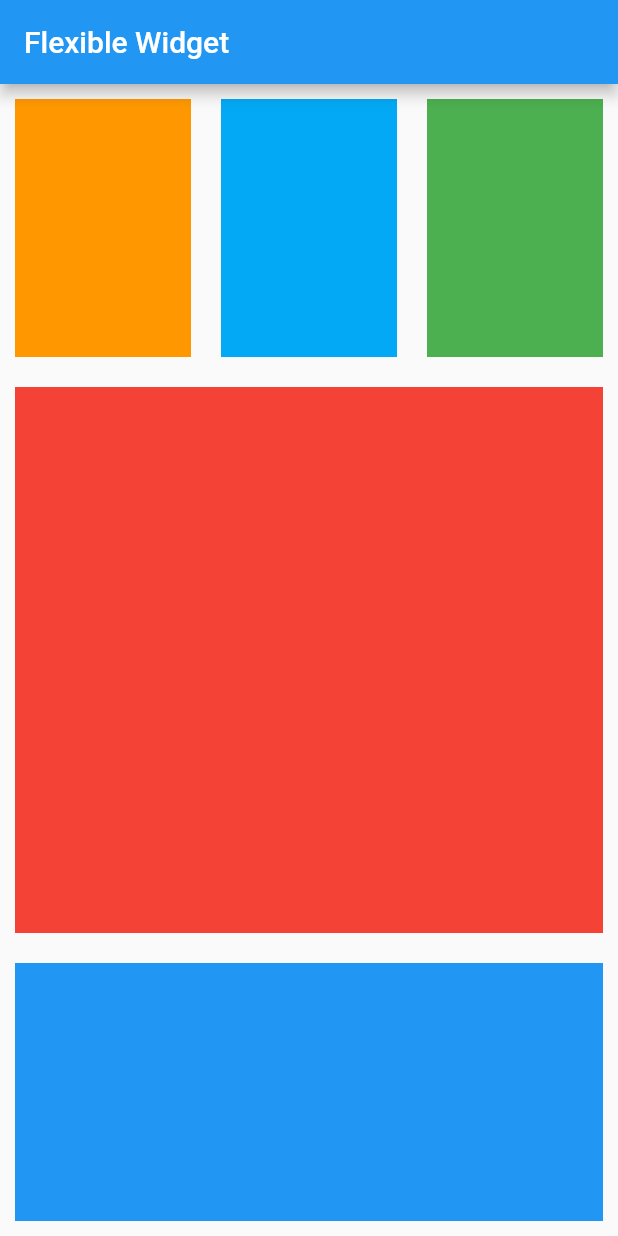
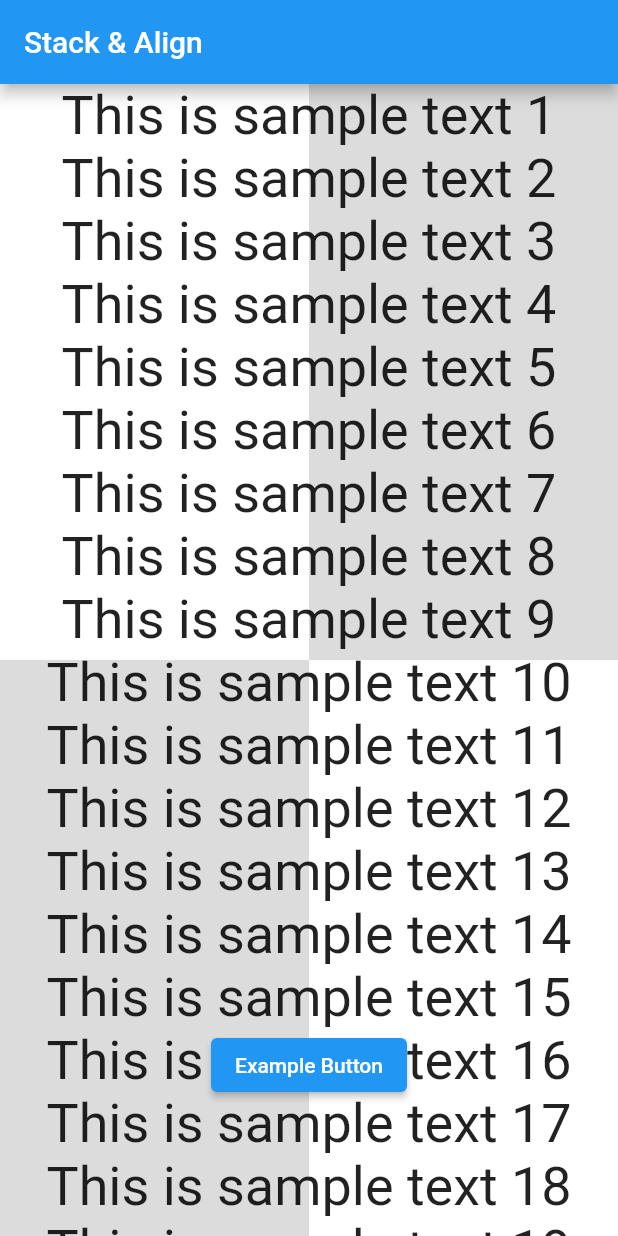
Before and after one commit to dikki-ap/flutter_basic, a Flutter app: the screen it shows after launch, on a phone screen of 412 x 824 dp. Run offline on Flutter 3.47's test engine with Material 2 defaults, Android fonts, the phone set to English and light mode, and no system bars.

Commit message:
13 - Stack & Align

```diff
--- a/lib/main.dart
+++ b/lib/main.dart
@@ -8,67 +8,102 @@ void main() {
 class MyApp extends StatelessWidget {
   const MyApp({super.key});
 
-  /*
-    -- Flexible Widget --
-    So when u want to make a proportional size of Widget, u can use Flexible
-    u can set total size amount of Widget
-    For example in this case study, we make a Column that have 3 Container
-    - First one is 1/4 from Device Height
-    - Second one is 2/4 or (1/2) from Device Height
-    - Third one is 1/4 from Device Height
-
-    So u can total it 1/4 + 2/4 + 1/4 = 4/4
-    total amount is 4, so u can input in into "flex" property on Flexible Widget
-  */
-
   @override
   Widget build(BuildContext context) {
+    List<Widget> sampleText = [];
+
+    for (var i = 1; i <= 25; i++) {
+      sampleText.add(Text(
+        'This is sample text $i',
+        style: TextStyle(fontSize: 36),
+      ));
+    }
+
     return MaterialApp(
       home: Scaffold(
           appBar: AppBar(
-          title: Text('Flexible Widget'),
+            title: Text('Stack & Align'),
           ),
-        body: Column(
+          /*
+            -- Stack --
+            Like a stacking Widget, first Widget will be the base Layout (Bottom)
+           */
+          body: Stack(
+            children: [
+              // First Layout (Base)
+              Column(
                 children: [
                   Flexible(
-                flex: 1, // Make a part that has 1 Flex from total 4 Flex
+                      flex: 1,
                       child: Row(
                         children: [
                           Flexible(
                             flex: 1,
                             child: Container(
-                          margin: EdgeInsets.all(10),
-                          color: Colors.orange,
+                              color: Colors.white,
+                            ),
+                          ),
+                          Flexible(
+                            flex: 1,
+                            child: Container(
+                              color: Colors.black12,
+                            ),
+                          ),
+                        ],
                       )),
                   Flexible(
                       flex: 1,
-                        child: Container(
-                          margin: EdgeInsets.all(10),
-                          color: Colors.lightBlue,
-                        )),
+                      child: Row(
+                        children: [
                           Flexible(
                             flex: 1,
                             child: Container(
-                          margin: EdgeInsets.all(10),
-                          color: Colors.green,
-                        )),
+                              color: Colors.black12,
+                            ),
+                          ),
+                          Flexible(
+                            flex: 1,
+                            child: Container(
+                              color: Colors.white,
+                            ),
+                          ),
+                        ],
+                      ))
+                ],
+              ),
+
+              // Second Layout
+              ListView(
+                children: [
+                  Column(
+                    children: sampleText,
+                  )
+                ],
+              ),
+
+              // Third Layout
+              Align(
+                  /*
+                    --- Align --
+                    "alignment" property need 2 params "x" and "y"
+
+                    For x:
+                    1: Top
+                    0: Middle
+                    -1: Bottom
+
+                    For y:
+                    1: Bottom
+                    0: Middle
+                    -1: Top
+
+                    If u want to adjust the position u can use custom number like double
+                  */
+                  alignment: Alignment(0, 0.75),
+                  child: ElevatedButton(
+                      onPressed: () {}, child: Text('Example Button')))
             ],
           )),
-            Flexible(
-                flex: 2, // Make a part that has 2 Flex from total 4 Flex
-                child: Container(
-                  margin: EdgeInsets.all(10),
-                  color: Colors.red,
-                )),
-            Flexible(
-                flex: 1, // Make a part that has 1 Flex from total 4 Flex
-                child: Container(
-                  margin: EdgeInsets.all(10),
-                  color: Colors.blue,
-                )),
-          ],
-        ),
-      ),
     );
   }
 }
```
Lines whose indentation alone changed are shown as unchanged.
